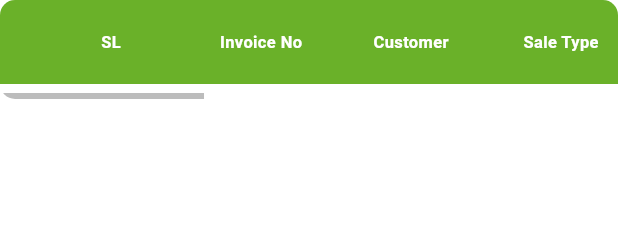
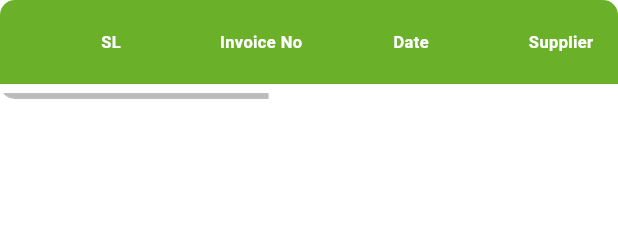
Before and after one commit to robiulalam210/smart_inventory_app, a Flutter app: the PurchaseDataTableWidget widget shown alone on an empty page, opened directly with empty values, on a phone screen of 412 x 824 dp. Shown: the top 225 px of the screen. Run offline on Flutter 3.47's test engine with Material 3 defaults, Android fonts, the phone set to English and light mode, and no system bars; drawn by our look-alikes of toastification; our stand-ins replace animated_custom_dropdown, bloc, cached_network_image, connectivity_plus, dotted_border, equatable and 14 more; missing offline and left inert: flutter_date_range_picker, flutter_quill, phone_form_field, primer_progress_bar, sqlite3, window_manager; accounts and stored records are empty; statements that could not run were skipped; project files that could hold a hidden picture were left out.

Commit message:
purchase filter

```diff
--- a/lib/feature/lab_dashboard/presentation/bloc/dashboard/dashboard_bloc.dart
+++ b/lib/feature/lab_dashboard/presentation/bloc/dashboard/dashboard_bloc.dart
@@ -5,7 +5,7 @@ import 'package:smart_inventory/feature/expense/presentation/pages/expense_list_
 import 'package:smart_inventory/feature/products/groups/presentation/pages/groups_screen.dart';
 import 'package:smart_inventory/feature/products/soruce/presentation/pages/source_screen.dart';
 import 'package:smart_inventory/feature/products/unit/presentation/pages/unit_screen.dart';
-import 'package:smart_inventory/feature/purchase/presentation/page/pos_sale_screen.dart';
+import 'package:smart_inventory/feature/purchase/presentation/page/purchase_screen.dart';
 import 'package:smart_inventory/feature/sales/presentation/pages/pos_sale_screen.dart';
 import 'package:smart_inventory/feature/supplier/presentation/pages/create_supplierr_screen.dart';
 
--- a/lib/feature/money_receipt/data/model/money_receipt_model/money_receipt_model.dart
+++ b/lib/feature/money_receipt/data/model/money_receipt_model/money_receipt_model.dart
@@ -189,7 +189,7 @@ class AfterPayment {
 }
 
 class BeforePayment {
-  final dynamic? totalDue;
+  final dynamic totalDue;
   final dynamic? invoiceTotal;
   final dynamic? previousPaid;
   final dynamic? previousDue;
--- a/lib/feature/money_receipt/presentation/widgets/widget.dart
+++ b/lib/feature/money_receipt/presentation/widgets/widget.dart
@@ -139,7 +139,7 @@ class MoneyReceiptDataTableWidget extends StatelessWidget {
     }
 
     final summary = sale.paymentSummary;
-    final totalBefore = summary?.beforePayment?.totalDue?.toDouble() ?? 0;
+    final totalBefore = double.tryParse(summary?.beforePayment?.totalDue ?? "0");
     final amount = double.tryParse(sale.amount ?? '0') ?? 0;
     final status = summary?.status ?? '-';
 
--- a/lib/feature/purchase/data/model/purchase_sale_model.dart
+++ b/lib/feature/purchase/data/model/purchase_sale_model.dart
@@ -13,8 +13,12 @@ class PurchaseModel {
   final int? company;
   final int? supplier;
   final String? supplierName;
+  final DateTime? purchaseDate;
   final String? total;
-  final DateTime? date;
+  final String? grandTotal;
+  final String? paidAmount;
+  final String? dueAmount;
+  final String? changeAmount;
   final String? overallDiscount;
   final String? overallDiscountType;
   final String? overallDeliveryCharge;
@@ -26,18 +30,23 @@ class PurchaseModel {
   final String? invoiceNo;
   final String? paymentStatus;
   final String? returnAmount;
-  final int? accountId;
   final String? accountName;
   final String? paymentMethod;
+  final dynamic remark;
   final List<Item>? items;
+  final String? subTotal;
 
   PurchaseModel({
     this.id,
     this.company,
     this.supplier,
     this.supplierName,
+    this.purchaseDate,
     this.total,
-    this.date,
+    this.grandTotal,
+    this.paidAmount,
+    this.dueAmount,
+    this.changeAmount,
     this.overallDiscount,
     this.overallDiscountType,
     this.overallDeliveryCharge,
@@ -49,10 +58,11 @@ class PurchaseModel {
     this.invoiceNo,
     this.paymentStatus,
     this.returnAmount,
-    this.accountId,
     this.accountName,
     this.paymentMethod,
+    this.remark,
     this.items,
+    this.subTotal,
   });
 
   factory PurchaseModel.fromJson(Map<String, dynamic> json) => PurchaseModel(
@@ -60,8 +70,12 @@ class PurchaseModel {
     company: json["company"],
     supplier: json["supplier"],
     supplierName: json["supplier_name"],
+    purchaseDate: json["purchase_date"] == null ? null : DateTime.parse(json["purchase_date"]),
     total: json["total"],
-    date: json["date"] == null ? null : DateTime.parse(json["date"]),
+    grandTotal: json["grand_total"],
+    paidAmount: json["paid_amount"],
+    dueAmount: json["due_amount"],
+    changeAmount: json["change_amount"],
     overallDiscount: json["overall_discount"],
     overallDiscountType: json["overall_discount_type"],
     overallDeliveryCharge: json["overall_delivery_charge"],
@@ -73,10 +87,11 @@ class PurchaseModel {
     invoiceNo: json["invoice_no"],
     paymentStatus: json["payment_status"],
     returnAmount: json["return_amount"],
-    accountId: json["account_id"],
     accountName: json["account_name"],
     paymentMethod: json["payment_method"],
+    remark: json["remark"],
     items: json["items"] == null ? [] : List<Item>.from(json["items"]!.map((x) => Item.fromJson(x))),
+    subTotal: json["sub_total"],
   );
 
   Map<String, dynamic> toJson() => {
@@ -84,8 +99,12 @@ class PurchaseModel {
     "company": company,
     "supplier": supplier,
     "supplier_name": supplierName,
+    "purchase_date": "${purchaseDate!.year.toString().padLeft(4, '0')}-${purchaseDate!.month.toString().padLeft(2, '0')}-${purchaseDate!.day.toString().padLeft(2, '0')}",
     "total": total,
-    "date": "${date!.year.toString().padLeft(4, '0')}-${date!.month.toString().padLeft(2, '0')}-${date!.day.toString().padLeft(2, '0')}",
+    "grand_total": grandTotal,
+    "paid_amount": paidAmount,
+    "due_amount": dueAmount,
+    "change_amount": changeAmount,
     "overall_discount": overallDiscount,
     "overall_discount_type": overallDiscountType,
     "overall_delivery_charge": overallDeliveryCharge,
@@ -97,10 +116,11 @@ class PurchaseModel {
     "invoice_no": invoiceNo,
     "payment_status": paymentStatus,
     "return_amount": returnAmount,
-    "account_id": accountId,
     "account_name": accountName,
     "payment_method": paymentMethod,
+    "remark": remark,
     "items": items == null ? [] : List<dynamic>.from(items!.map((x) => x.toJson())),
+    "sub_total": subTotal,
   };
 }
 
@@ -111,6 +131,7 @@ class Item {
   final String? price;
   final String? discount;
   final String? discountType;
+  final String? productTotal;
 
   Item({
     this.id,
@@ -119,6 +140,7 @@ class Item {
     this.price,
     this.discount,
     this.discountType,
+    this.productTotal,
   });
 
   factory Item.fromJson(Map<String, dynamic> json) => Item(
@@ -128,6 +150,7 @@ class Item {
     price: json["price"],
     discount: json["discount"],
     discountType: json["discount_type"],
+    productTotal: json["product_total"],
   );
 
   Map<String, dynamic> toJson() => {
@@ -137,5 +160,6 @@ class Item {
     "price": price,
     "discount": discount,
     "discount_type": discountType,
+    "product_total": productTotal,
   };
 }
--- a/lib/feature/purchase/presentation/bloc/purchase_bloc.dart
+++ b/lib/feature/purchase/presentation/bloc/purchase_bloc.dart
@@ -3,6 +3,7 @@
 
 
 import 'package:meta/meta.dart';
+import 'package:smart_inventory/feature/users_list/data/model/user_model.dart';
 
 import '../../../../core/configs/configs.dart';
 import '../../../../core/repositories/delete_response.dart';
@@ -18,7 +19,7 @@ part 'purchase_state.dart';
 class PurchaseBloc extends Bloc<PurchaseEvent, PurchaseState> {
   List<PurchaseModel> list = [];
   String selectedStatus = "";
-  String selectedSupplier = "";
+  UsersListModel? selectedSupplier ;
   String selectedId = "";
   List<String> statesList = ["Paid", "Pending"];
 
--- a/lib/feature/purchase/presentation/widget.dart
+++ b/lib/feature/purchase/presentation/widget.dart
@@ -1,11 +1,8 @@
+import 'package:flutter/material.dart';
 import 'package:google_fonts/google_fonts.dart';
 import 'package:hugeicons/hugeicons.dart';
-import 'package:smart_inventory/feature/purchase/data/model/purchase_sale_model.dart';
-
 import '../../../../core/configs/configs.dart';
-
-import 'package:flutter/material.dart';
-
+import '../data/model/purchase_sale_model.dart';
 
 class PurchaseDataTableWidget extends StatelessWidget {
   final List<PurchaseModel> sales;
@@ -20,7 +17,7 @@ class PurchaseDataTableWidget extends StatelessWidget {
     return LayoutBuilder(
       builder: (context, constraints) {
         final totalWidth = constraints.maxWidth;
-        const numColumns = 12;
+        const numColumns = 9;
         const minColumnWidth = 100.0;
 
         final dynamicColumnWidth =
@@ -85,20 +82,18 @@ class PurchaseDataTableWidget extends StatelessWidget {
     );
   }
 
+  // --- Build Column Headers ---
   List<DataColumn> _buildColumns(double columnWidth) {
     const labels = [
       "SL",
       "Invoice No",
-      "Customer",
-      "Sale Type",
       "Date",
+      "Supplier",
       "Gross Total",
-      "Net Total",
-      "Payable",
+      "Payment Status",
       "Paid",
       "Due",
       "Payment Method",
-      "Account Name",
     ];
 
     return labels
@@ -124,32 +119,31 @@ class PurchaseDataTableWidget extends StatelessWidget {
         .toList();
   }
 
+  // --- Build Each Row ---
   DataRow _buildDataRow(int index, PurchaseModel sale, double columnWidth) {
     return DataRow(
       cells: [
         _buildDataCell(index.toString(), columnWidth),
-        _buildDataCell(sale.invoiceNo.toString(), columnWidth),
-        _buildDataCell(sale.supplierName.toString(), columnWidth),
-        _buildDataCell(sale.supplierName.toString(), columnWidth),
+        _buildDataCell(sale.invoiceNo ?? '-', columnWidth),
         _buildDataCell(
-          sale.date.toString().split('T').first,
+          sale.purchaseDate?.toString().split('T').first ?? '-',
           columnWidth,
         ),
-        _buildDataCell(sale.total.toString(), columnWidth),
-        _buildDataCell(sale.total.toString(), columnWidth),
-        _buildDataCell(sale.accountName.toString(), columnWidth),
-        _buildDataCell(sale.overallDeliveryCharge.toString(), columnWidth),
+        _buildDataCell(sale.supplierName ?? '-', columnWidth),
+        _buildDataCell(sale.total?.toString() ?? '0.00', columnWidth),
+        _buildDataCell(sale.paymentStatus ?? '-', columnWidth),
+        _buildDataCell(sale.paidAmount?.toString() ?? '0.00', columnWidth),
         _buildDataCell(
-          sale.accountId.toString(),
+          sale.dueAmount?.toString() ?? '0.00',
           columnWidth,
           isDue: true,
         ),
-        _buildDataCell(sale.paymentMethod.toString(), columnWidth),
-        _buildDataCell(sale.accountName.toString(), columnWidth),
+        _buildDataCell(sale.paymentMethod ?? '-', columnWidth),
       ],
     );
   }
 
+  // --- Custom Cell Builder ---
   DataCell _buildDataCell(String text, double width, {bool isDue = false}) {
     return DataCell(
       SizedBox(
```
Also changed, not shown: lib/feature/purchase/presentation/page/purchase_screen.dart (renamed from lib/feature/purchase/presentation/page/pos_sale_screen.dart, +23 -23 lines).
